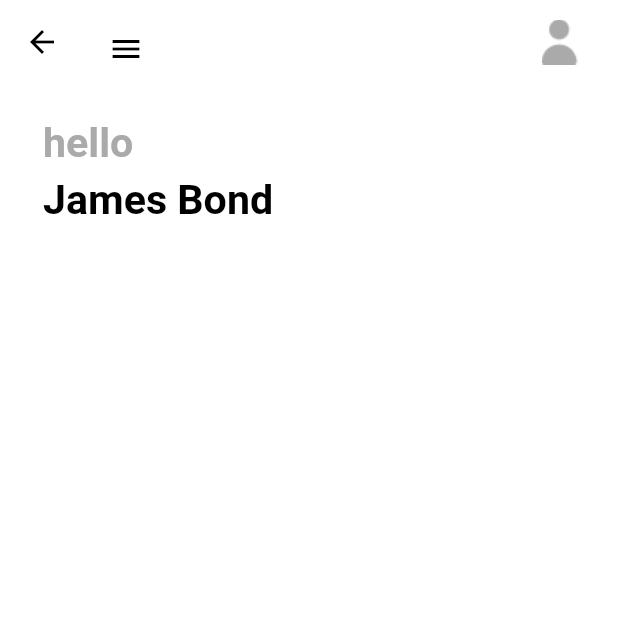
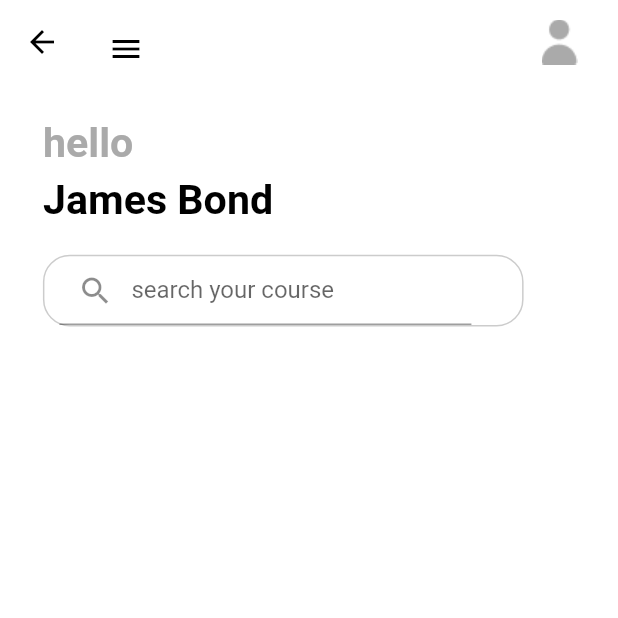
Before and after one commit to Daddy2054/ulearning_app_bloc, a Flutter app: the HomePage screen opened directly, on a phone screen of 412 x 824 dp, the top half of it. Run offline on Flutter 3.47's test engine with Material 2 defaults, Android fonts, the phone set to English and light mode, and no system bars; our stand-ins replace cloud_firestore, dots_indicator, firebase_auth, firebase_core, flutter_bloc, flutter_screenutil and 2 more; accounts and stored records are empty.

Commit message:
98. Home page and search field part 6

```diff
--- a/lib/pages/home/home_page.dart
+++ b/lib/pages/home/home_page.dart
@@ -35,6 +35,8 @@ class _HomePageState extends State<HomePage> {
               color: AppColors.primaryText,
               top: 5,
             ),
+            SizedBox(height: 20,),
+            searchView(),
           ],
         ),
       ),
--- a/lib/pages/home/widgets/home_page_widgets.dart
+++ b/lib/pages/home/widgets/home_page_widgets.dart
@@ -5,8 +5,7 @@ import '../../../common/values/colors.dart';
 
 AppBar buildAppBar() {
   return AppBar(
-    title: Container(
-      child: Row(
+    title: Row(
       mainAxisAlignment: MainAxisAlignment.spaceBetween,
       crossAxisAlignment: CrossAxisAlignment.center,
       children: [
@@ -28,12 +27,15 @@ AppBar buildAppBar() {
         ),
       ],
     ),
-    ),
   );
 }
 
-Widget homePageText(String text,
-    {Color color = AppColors.primaryText, int top = 20,}) {
+//reusable big text widget
+Widget homePageText(
+  String text, {
+  Color color = AppColors.primaryText,
+  int top = 20,
+}) {
   return Container(
     margin: EdgeInsets.only(top: top.h),
     child: Text(
@@ -46,3 +48,39 @@ Widget homePageText(String text,
     ),
   );
 }
+
+Widget searchView() {
+  var hintText = 'search your course';
+  return Row(
+    children: [
+      Container(
+        width: 280.w,
+        height: 40.h,
+        decoration: BoxDecoration(
+          color: AppColors.primaryBackground,
+          borderRadius: BorderRadius.circular(15.h),
+          border: Border.all(
+            color: AppColors.primaryFourthElementText,
+          ),
+        ),
+        child: Row(
+          children: [
+            const SizedBox(
+              width: 10,
+            ),
+            SizedBox(
+              width: 240.w,
+              height: 40.h,
+              child: TextField(
+                decoration: InputDecoration(
+                  prefixIcon: const Icon(Icons.search),
+                  hintText: hintText,
+                ),
+              ),
+            )
+          ],
+        ),
+      ),
+    ],
+  );
+}
```
Lines whose indentation alone changed are shown as unchanged.
